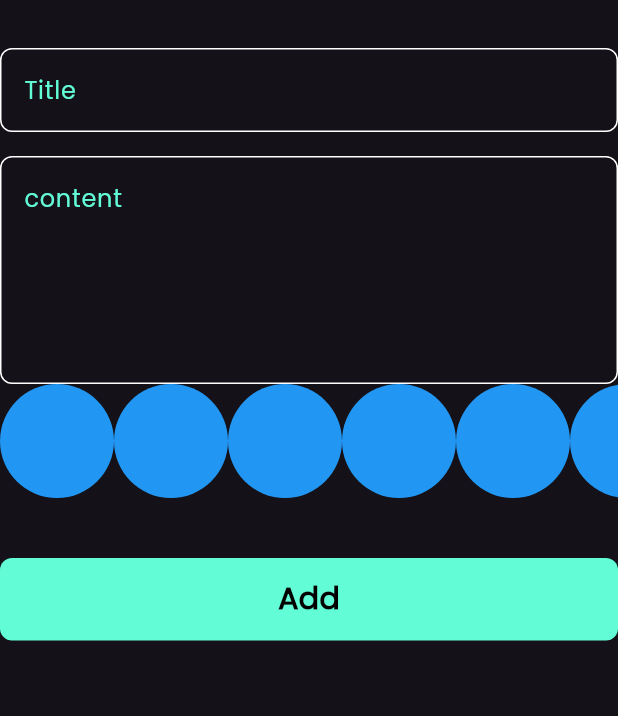
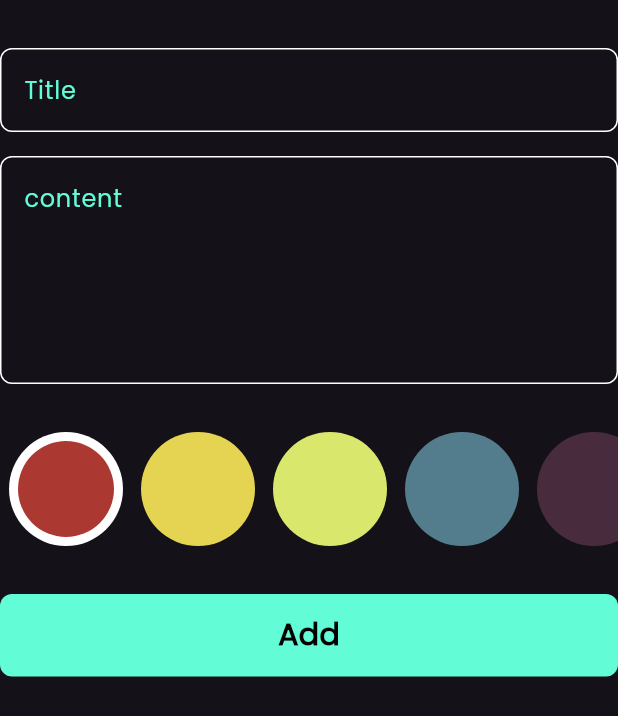
Before and after one commit to Mazen123-123/notes_app, a Flutter app: the AddNoteForm widget shown alone on an empty page, opened directly, on a phone screen of 412 x 824 dp. Shown: the top 716 px of the screen. Run offline on Flutter 3.47's test engine with Material 3 defaults, Android fonts, the phone set to English and light mode, and no system bars; our stand-ins replace bloc, flutter_bloc, font_awesome_flutter, hive, hive_flutter; accounts and stored records are empty.

Commit message:
colors list view part two

```diff
--- a/lib/views/widgets/add_note_form.dart
+++ b/lib/views/widgets/add_note_form.dart
@@ -47,9 +47,12 @@ class _AddNoteFormState extends State<AddNoteForm> {
             hint: 'content',
             maxLines: 5,
           ),
+          SizedBox(
+            height: 32,
+          ),
           const ColorsListView(),
           const SizedBox(
-            height: 40,
+            height: 32,
           ),
           BlocBuilder<AddNoteCubit, AddNoteState>(
             builder: (context, state) {
--- a/lib/views/widgets/colors_list_view.dart
+++ b/lib/views/widgets/colors_list_view.dart
@@ -1,30 +1,67 @@
-
 import 'package:flutter/material.dart';
 
 class ColorItem extends StatelessWidget {
-  const ColorItem({super.key});
+  const ColorItem({super.key, required this.isActive, required this.color});
 
+  final bool isActive;
+  final Color color;
   @override
   Widget build(BuildContext context) {
-    return const CircleAvatar(
-      backgroundColor: Colors.blue,
-      radius: 38,
-    );
+    return isActive
+        ? CircleAvatar(
+            radius: 38,
+            backgroundColor: Colors.white,
+            child: CircleAvatar(
+              backgroundColor: color,
+              radius: 32,
+            ),
+          )
+        : CircleAvatar(
+            backgroundColor: color,
+            radius: 38,
+          );
   }
 }
 
-class ColorsListView extends StatelessWidget {
+class ColorsListView extends StatefulWidget {
   const ColorsListView({super.key});
+
+  @override
+  State<ColorsListView> createState() => _ColorsListViewState();
+}
+
+class _ColorsListViewState extends State<ColorsListView> {
+  int currentIndex = 0;
+
+  List<Color> colors = const [
+    Color(0xffAC3931),
+    Color(0xffE5D352),
+    Color(0xffD9E76C),
+    Color(0xff537D8D),
+    Color(0xff482C3D),
+  ];
 
   @override
   Widget build(BuildContext context) {
     return SizedBox(
       height: 38 * 2,
       child: ListView.builder(
-        itemCount: 10,
+        itemCount: colors.length,
         scrollDirection: Axis.horizontal,
         itemBuilder: (context, index) {
-          return const ColorItem();
+          return Padding(
+            padding: const EdgeInsets.symmetric(horizontal: 6),
+            child: GestureDetector(
+              onTap: () {
+                currentIndex = index;
+                setState(() {});
+              },
+              child: ColorItem(
+                color: colors[index],
+                isActive: currentIndex == index,
+              ),
+            ),
+          );
         },
       ),
     );
```
